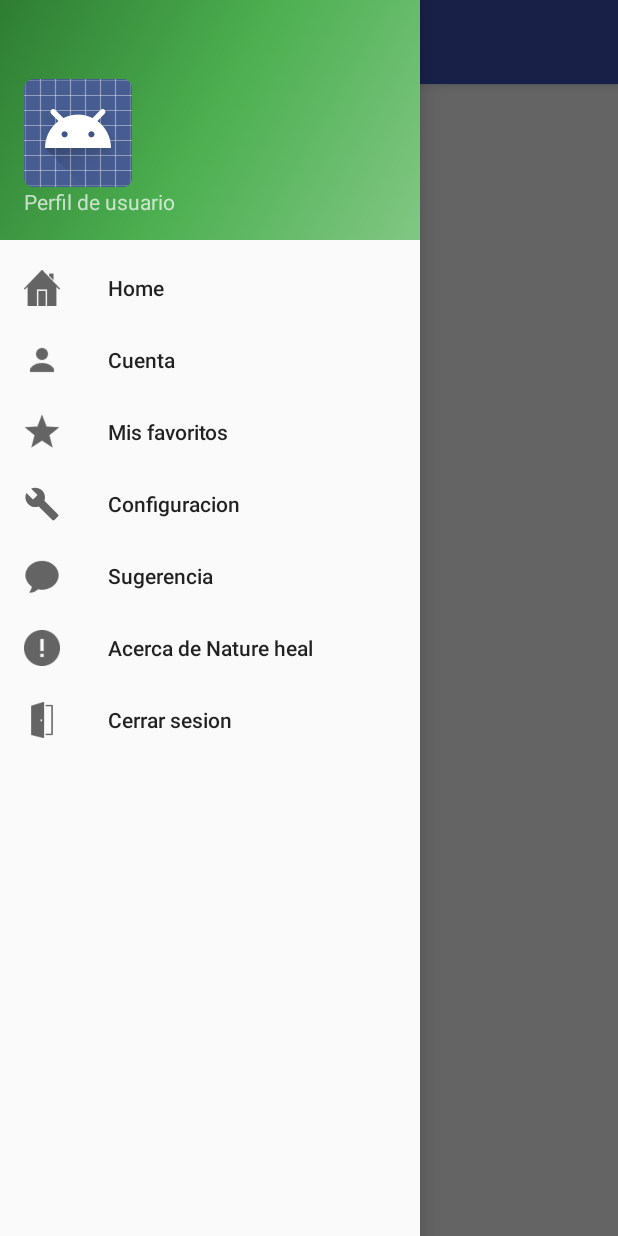
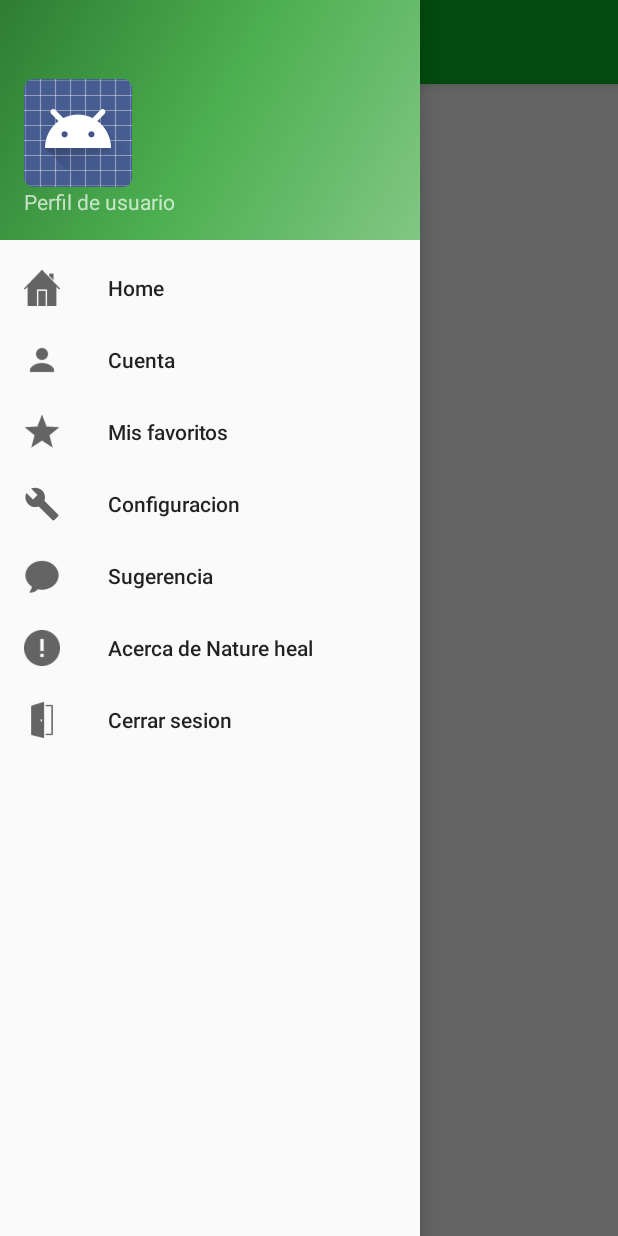
Before and after one commit to ZeroVitz/AppNatureHeal, an Android app: the screen it shows after launch (MainActivity), with the side drawer open, on a phone screen of 412 x 824 dp. Run offline under Robolectric (Android 15) with nearby library versions, the phone set to English and light mode, and no system bars.

Commit message:
Estilo cambiado a verde.

```diff
--- a/app/src/main/res/values/colors.xml
+++ b/app/src/main/res/values/colors.xml
@@ -1,6 +1,6 @@
 <?xml version="1.0" encoding="utf-8"?>
 <resources>
-    <color name="colorPrimary">#3F51B5</color>
-    <color name="colorPrimaryDark">#303F9F</color>
+    <color name="colorPrimary">#04ba23</color>
+    <color name="colorPrimaryDark">#057114</color>
     <color name="colorAccent">#FF4081</color>
 </resources>
```
